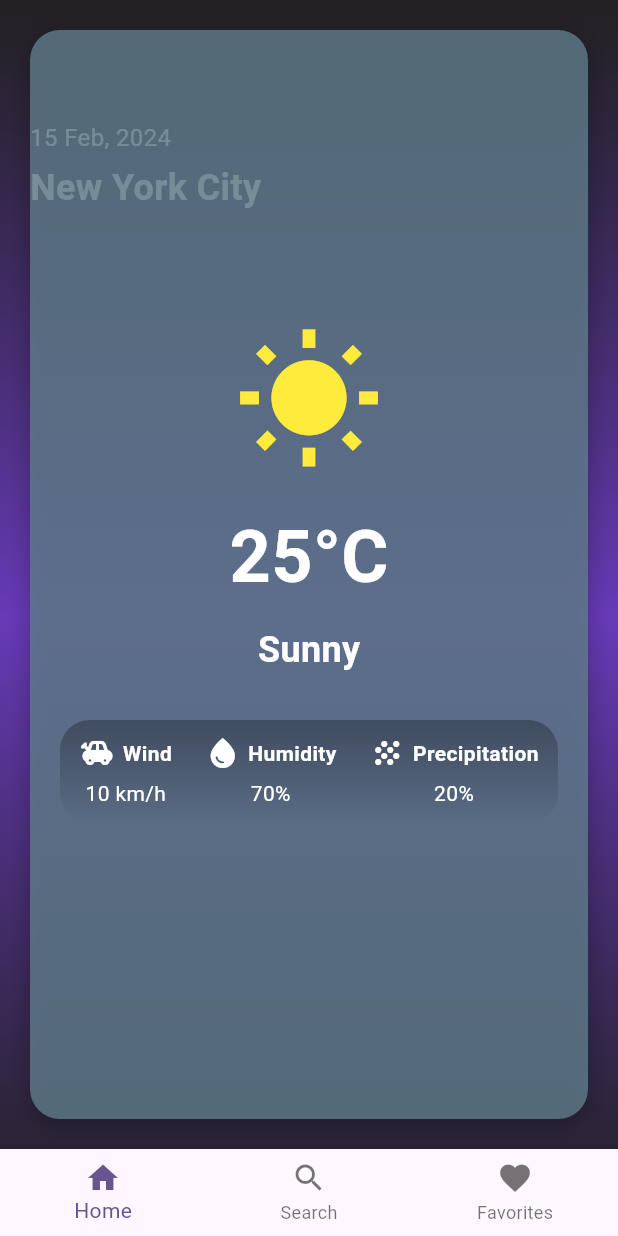
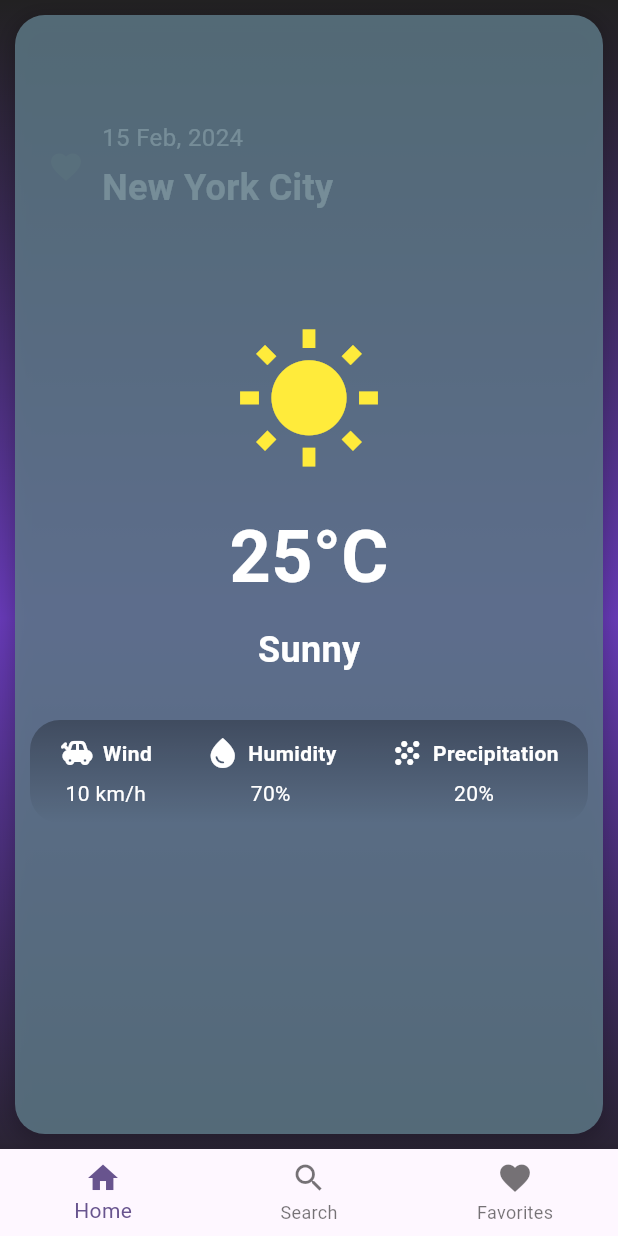
Before and after one commit to Shashank01-26/weather_firebase, a Flutter app: the WeatherScreen screen opened directly, on a phone screen of 412 x 824 dp. Run offline on Flutter 3.47's test engine with Material 3 defaults, Android fonts, the phone set to English and light mode, and no system bars; our stand-ins replace firebase_auth, firebase_core; accounts and stored records are empty.

Commit message:
ui changes

```diff
--- a/lib/screens/weather_screen.dart
+++ b/lib/screens/weather_screen.dart
@@ -31,7 +31,15 @@ class _WeatherScreenState extends State<WeatherScreen> {
             Positioned(
               top: 80,
               left: 20,
-              child: Column(
+              child: Row(
+                mainAxisSize: MainAxisSize.max,
+                mainAxisAlignment: MainAxisAlignment.spaceBetween,
+                children: [
+                  IconButton(
+                      onPressed: (){},
+                      icon: Icon(Icons.favorite)
+                  ),
+                  Column(
                     crossAxisAlignment: CrossAxisAlignment.start,
                     children: [
                       Text(
@@ -45,6 +53,8 @@ class _WeatherScreenState extends State<WeatherScreen> {
                       ),
                     ],
                   ),
+                ],
+              ),
             ),
             Column(
               mainAxisAlignment: MainAxisAlignment.center,
@@ -53,8 +63,8 @@ class _WeatherScreenState extends State<WeatherScreen> {
                 Expanded(
                   child: Container(
                     alignment: Alignment.center,
-                    padding: const EdgeInsets.all(20),
-                    margin: const EdgeInsets.all(20),
+                    padding: const EdgeInsets.all(10),
+                    margin: const EdgeInsets.all(10),
                     decoration: BoxDecoration(
                       color: Colors.blueGrey.withOpacity(0.8), // Adjusted card background color
                       borderRadius: BorderRadius.circular(20),
```
Lines whose indentation alone changed are shown as unchanged.
